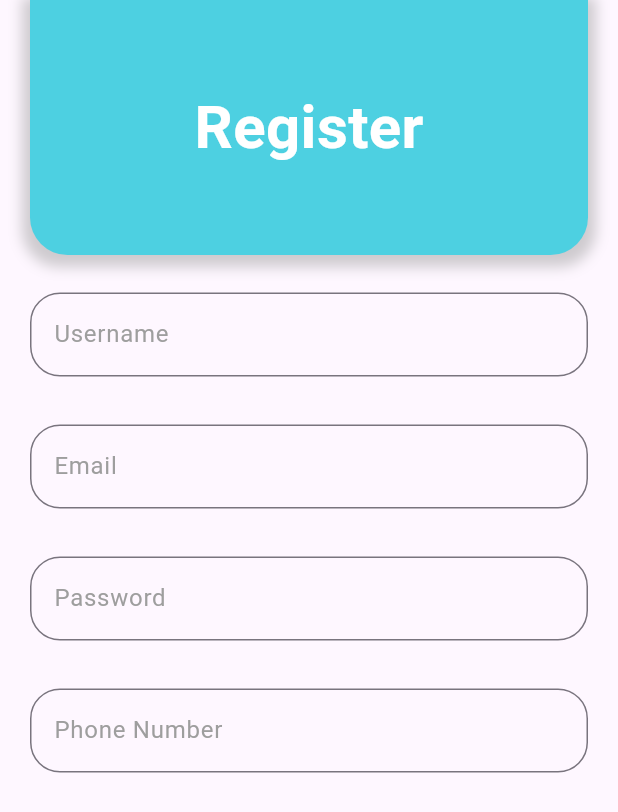
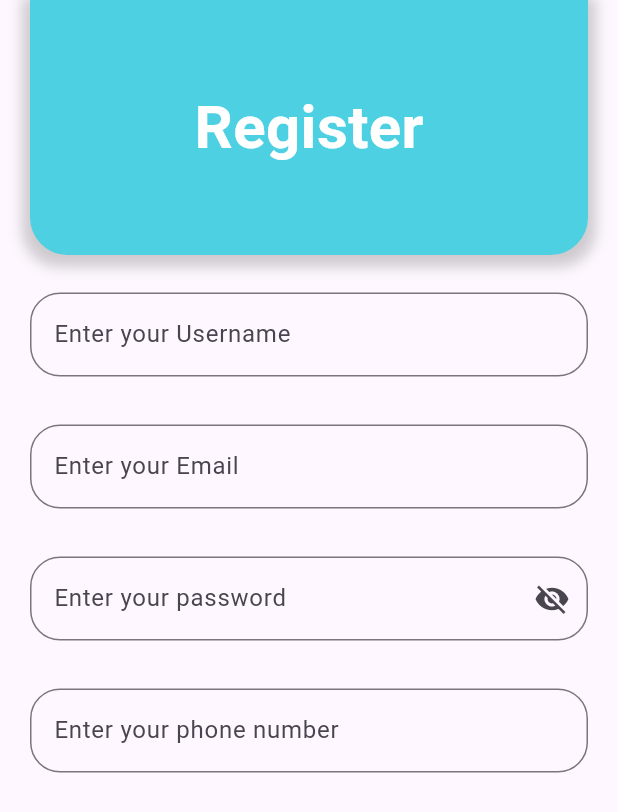
Before and after one commit to komeyl88/digi_store, a Flutter app: the screen it shows after launch, on a phone screen of 412 x 824 dp. Shown: the top 812 px of the screen. Run offline on Flutter 3.47's test engine with Material 3 defaults, Android fonts, the phone set to English and light mode, and no system bars; Roboto replaces fonts that are missing (obrazec).

Commit message:
Complete the password_input

```diff
--- a/lib/view/Register/input files/email_input.dart
+++ b/lib/view/Register/input files/email_input.dart
@@ -12,8 +12,7 @@ class _Email_InputState extends State<Email_Input> {
   Widget build(BuildContext context) {
     return  TextFormField(
       decoration: InputDecoration(
-        labelText: 'Email',
-        labelStyle: const TextStyle(color: Colors.grey),
+        hintText: "Enter your Email",
         border: OutlineInputBorder(
           borderRadius: BorderRadius.circular(20),
           borderSide: const BorderSide(color: Colors.grey),
--- a/lib/view/Register/input files/password_input.dart
+++ b/lib/view/Register/input files/password_input.dart
@@ -8,16 +8,29 @@ class Password_Input extends StatefulWidget {
 }
 
 class _Password_InputState extends State<Password_Input> {
+  bool _obscureText = true;
+
   @override
   Widget build(BuildContext context) {
     return TextFormField(
+      obscureText: _obscureText,
       decoration: InputDecoration(
-        labelText: 'Password',
+        hintText: "Enter your password",
         labelStyle: const TextStyle(color: Colors.grey),
         border: OutlineInputBorder(
           borderRadius: BorderRadius.circular(20),
           borderSide: const BorderSide(color: Colors.grey),
         ),
+        suffixIcon: IconButton(
+          icon: Icon(
+            _obscureText ? Icons.visibility_off : Icons.visibility,
+          ),
+          onPressed: () {
+            setState(() {
+              _obscureText = !_obscureText;
+            });
+          },
+        ),
       ),
     );
   }
--- a/lib/view/Register/input files/phonenumber_input.dart
+++ b/lib/view/Register/input files/phonenumber_input.dart
@@ -12,7 +12,7 @@ class _Phonenumber_InputState extends State<Phonenumber_Input> {
   Widget build(BuildContext context) {
     return TextFormField(
       decoration: InputDecoration(
-        labelText: 'Phone Number',
+        hintText: "Enter your phone number",
         labelStyle: const TextStyle(color: Colors.grey),
         border: OutlineInputBorder(
           borderRadius: BorderRadius.circular(20),
--- a/lib/view/Register/input files/username_input.dart
+++ b/lib/view/Register/input files/username_input.dart
@@ -12,7 +12,7 @@ class _Username_InputState extends State<Username_Input> {
   Widget build(BuildContext context) {
     return TextFormField(
       decoration: InputDecoration(
-        labelText: 'Username',
+        hintText: "Enter your Username",
         labelStyle: const TextStyle(color: Colors.grey),
         border: OutlineInputBorder(
           borderRadius: BorderRadius.circular(20),
```
